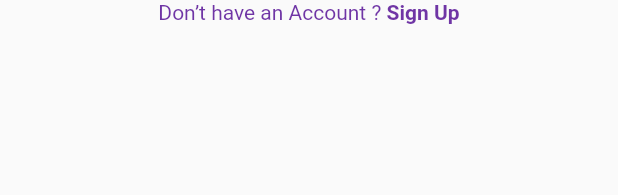
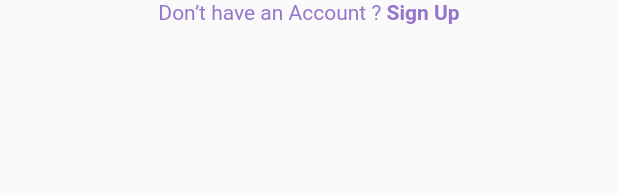
Before and after one commit to Flutter-Studies/JProgramApp, a Flutter app: the AlreadyHaveAnAccountCheck widget shown alone on an empty page, opened directly, on a phone screen of 412 x 824 dp. Shown: the top 195 px of the screen. Run offline on Flutter 3.47's test engine with Material 2 defaults, Android fonts, the phone set to English and light mode, and no system bars; our stand-ins replace font_awesome_flutter.

Commit message:
update screens

```diff
--- a/lib/view/utils/constants.dart
+++ b/lib/view/utils/constants.dart
@@ -1,4 +1,4 @@
 import 'package:flutter/material.dart';
 
-const kPrimaryColor = Color(0xFF6F35A5);
-const kPrimaryLightColor = Color(0xFFF1E6FF);
+//const kPrimaryColor = Color(0xFF6F35A5);
+//const kPrimaryLightColor = Color(0xFFF1E6FF);
--- a/lib/view/utils/have_account.dart
+++ b/lib/view/utils/have_account.dart
@@ -1,5 +1,4 @@
 import 'package:flutter/material.dart';
-import './constants.dart';
 
 class AlreadyHaveAnAccountCheck extends StatelessWidget {
 
@@ -24,7 +23,7 @@ class AlreadyHaveAnAccountCheck extends StatelessWidget {
 
         Text(
           login ? "Don’t have an Account ? " : "Already have an Account ? ",
-          style: TextStyle(color: kPrimaryColor),
+          style: TextStyle(color: Colors.deepPurple[300]),
         ),
 
         GestureDetector(
@@ -32,7 +31,7 @@ class AlreadyHaveAnAccountCheck extends StatelessWidget {
           child: Text(
             login ? "Sign Up" : "Sign In",
             style: TextStyle(
-              color: kPrimaryColor,
+              color: Colors.deepPurple[300],
               fontWeight: FontWeight.bold,
             ),
           ),
--- a/lib/view/utils/rounded_input.dart
+++ b/lib/view/utils/rounded_input.dart
@@ -1,6 +1,5 @@
 import 'package:flutter/material.dart';
 import './text_field.dart';
-import './constants.dart';
 
 class RoundedInputField extends StatelessWidget {
 
@@ -22,13 +21,13 @@ class RoundedInputField extends StatelessWidget {
 
       child: TextField(
         onChanged: onChanged,
-        cursorColor: kPrimaryColor,
+        cursorColor: Colors.blue[50],
 
         decoration: InputDecoration(
 
           icon: Icon(
             icon,
-            color: kPrimaryColor,
+            color: Colors.blue,
           ),
 
           hintText: hintText,
--- a/lib/view/utils/text_field.dart
+++ b/lib/view/utils/text_field.dart
@@ -1,5 +1,4 @@
 import 'package:flutter/material.dart';
-import './constants.dart';
 
 class TextFieldContainer extends StatelessWidget {
 
@@ -20,8 +19,9 @@ class TextFieldContainer extends StatelessWidget {
       margin: EdgeInsets.symmetric(vertical: 10),
       padding: EdgeInsets.symmetric(horizontal: 20, vertical: 5),
       width: size.width * 0.8,
+
       decoration: BoxDecoration(
-        color: kPrimaryLightColor,
+        color: Colors.blue[50],
         borderRadius: BorderRadius.circular(29),
       ),
 
```
Also changed, not shown: lib/view/login/login.dart (+16 -0 lines), lib/view/utils/password_field.dart (+3 -4 lines).
